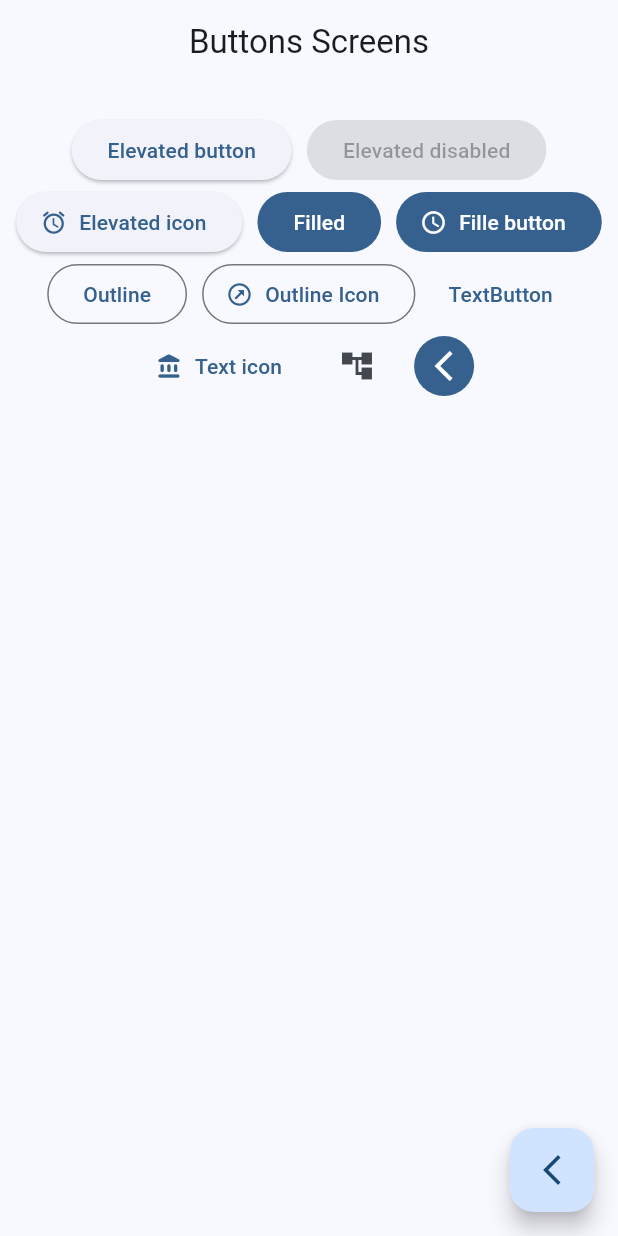
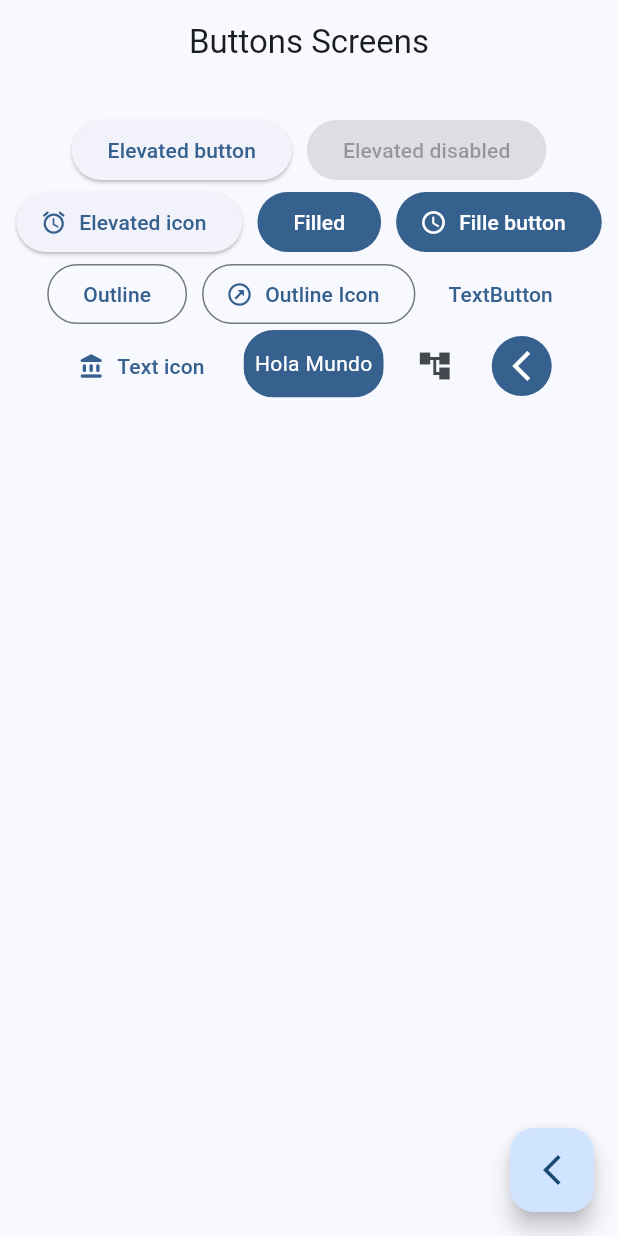
Before and after one commit to joelGabriel7/flutter-widget-app, a Flutter app: the ButtonScreens screen opened by its route, on a phone screen of 412 x 824 dp. Run offline on Flutter 3.47's test engine with Material 3 defaults, Android fonts, the phone set to English and light mode, and no system bars; our stand-ins replace go_router.

Commit message:
Button screens ready

```diff
--- a/lib/config/theme/app_theme.dart
+++ b/lib/config/theme/app_theme.dart
@@ -4,7 +4,6 @@ const colorList = <Color>[
 
  Colors.red,
  Colors.blue,
- Color(0x79FFFFFF),
  Colors.pink,
  Colors.purple,
  ];
--- a/lib/presentations/screens/buttons/buttons_screen.dart
+++ b/lib/presentations/screens/buttons/buttons_screen.dart
@@ -52,6 +52,9 @@ class _ButtonsView extends StatelessWidget {
             TextButton(onPressed: (){}, child: const Text('TextButton')),
             TextButton.icon(onPressed: (){}, icon: const Icon(Icons.account_balance_rounded), label: const Text('Text icon')),
 
+            const CustomButton(),
+
+
             IconButton(onPressed: (){}, icon: const Icon(Icons.account_tree_sharp)),
             IconButton(
               onPressed: (){},
@@ -69,3 +72,28 @@ class _ButtonsView extends StatelessWidget {
     );
   }
 }
+
+
+class CustomButton extends StatelessWidget {
+  const CustomButton({super.key});
+
+  @override
+  Widget build(BuildContext context) {
+
+    final colors = Theme.of(context).colorScheme;
+
+    return ClipRRect(
+      borderRadius: BorderRadius.circular(20),
+      child: Material(
+        color: colors.primary,
+        child: InkWell(
+          onTap: () {},
+          child: const Padding(
+            padding:EdgeInsets.symmetric(horizontal: 7.5, vertical: 12.5),
+            child: Text('Hola Mundo', style: TextStyle(color: Colors.white),)
+          ),
+        ),
+      ),
+    );
+  }
+}
```
